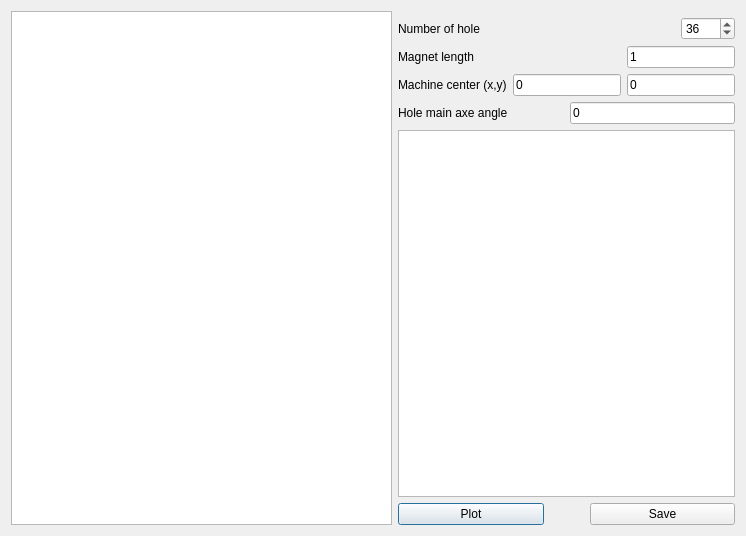
This is pyleecan/GUI/Dxf/DXF.ui in Eomys/pyleecan as Qt 5 draws it before an edit. The edited form follows.
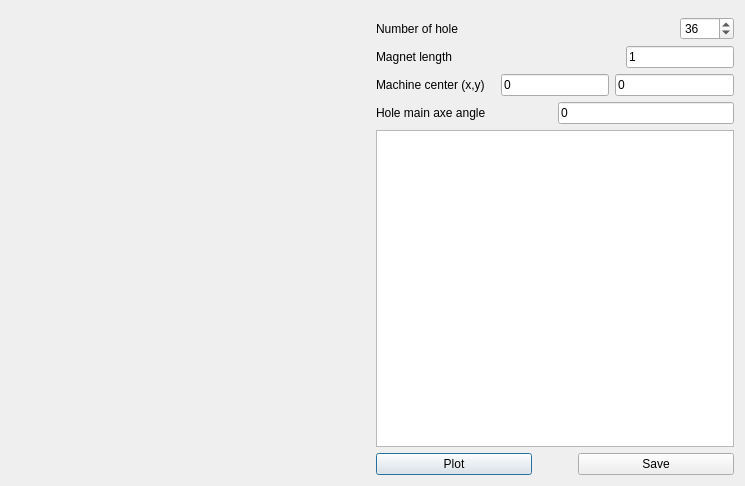
This is the edited form. Custom widgets are drawn as their Qt base class.

Patch:
```diff
--- a/pyleecan/GUI/Dxf/DXF.ui
+++ b/pyleecan/GUI/Dxf/DXF.ui
@@ -6,24 +6,19 @@
    <rect>
     <x>0</x>
     <y>0</y>
-    <width>746</width>
-    <height>536</height>
+    <width>745</width>
+    <height>486</height>
    </rect>
   </property>
   <property name="windowTitle">
    <string>Material Library</string>
   </property>
-  <layout class="QVBoxLayout" name="verticalLayout_11">
+  <layout class="QHBoxLayout" name="main_layout">
    <item>
-    <layout class="QHBoxLayout" name="horizontalLayout">
-     <item>
-      <widget class="DXFGraphicsView" name="viewer"/>
+    <widget class="QWidget" name="w_viewer" native="true"/>
      </item>
      <item>
       <layout class="QVBoxLayout" name="verticalLayout">
-       <property name="sizeConstraint">
-        <enum>QLayout::SetDefaultConstraint</enum>
-       </property>
        <item>
         <widget class="WPathSelector" name="w_path_selector" native="true">
          <property name="sizePolicy">
@@ -214,15 +209,8 @@
       </layout>
      </item>
     </layout>
-   </item>
-  </layout>
  </widget>
  <customwidgets>
-  <customwidget>
-   <class>DXFGraphicsView</class>
-   <extends>QGraphicsView</extends>
-   <header>.DXFGraphicsView</header>
-  </customwidget>
   <customwidget>
    <class>WPathSelector</class>
    <extends>QWidget</extends>
```
Left out of the diff: 10 changed lines with no effect on the pictures. Lines whose indentation alone changed are shown as unchanged.
